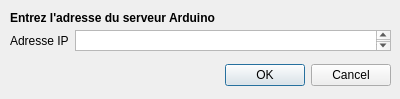
Before: the Qt Designer form Desktop App/qt/client/client/arduino_server_choice.ui in Ace4teaM/Arduino-Project, drawn with Qt 5.
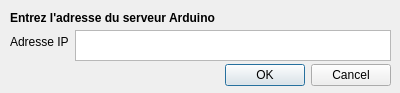
After: the same form once the commit is applied.

Diff of the .ui file:
```diff
--- a/Desktop App/qt/client/client/arduino_server_choice.ui
+++ b/Desktop App/qt/client/client/arduino_server_choice.ui
@@ -7,7 +7,7 @@
     <x>0</x>
     <y>0</y>
     <width>400</width>
-    <height>99</height>
+    <height>93</height>
    </rect>
   </property>
   <property name="windowTitle">
@@ -35,7 +35,7 @@
      <x>10</x>
      <y>30</y>
      <width>381</width>
-     <height>21</height>
+     <height>31</height>
     </rect>
    </property>
    <layout class="QFormLayout" name="formLayout">
```
